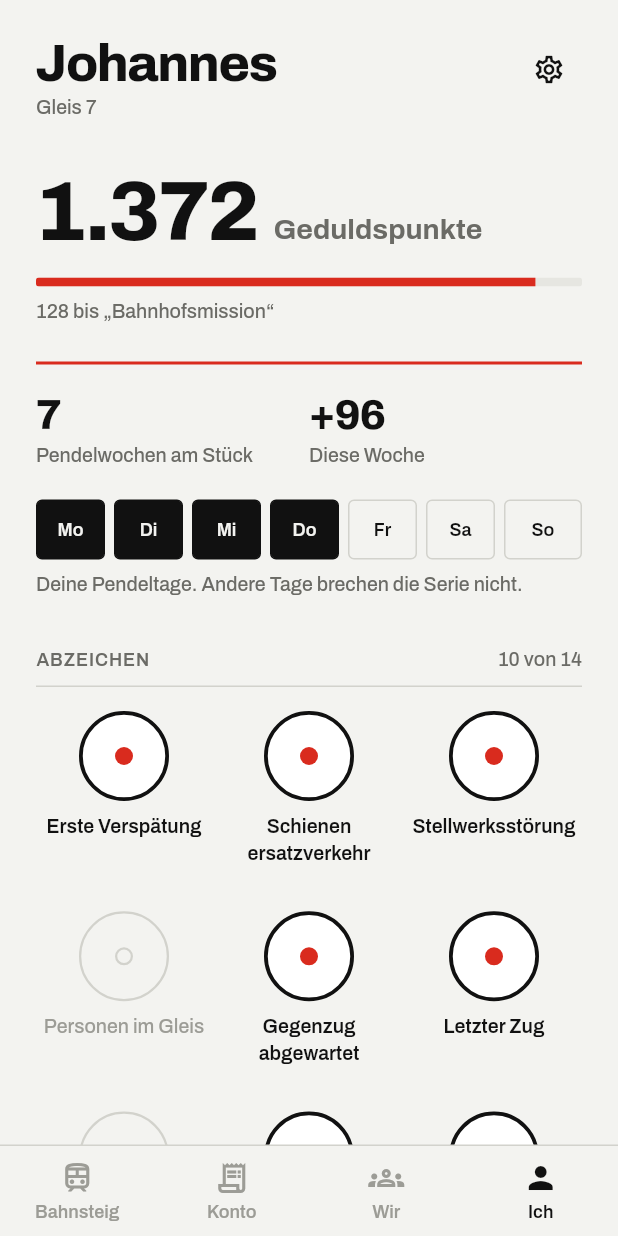
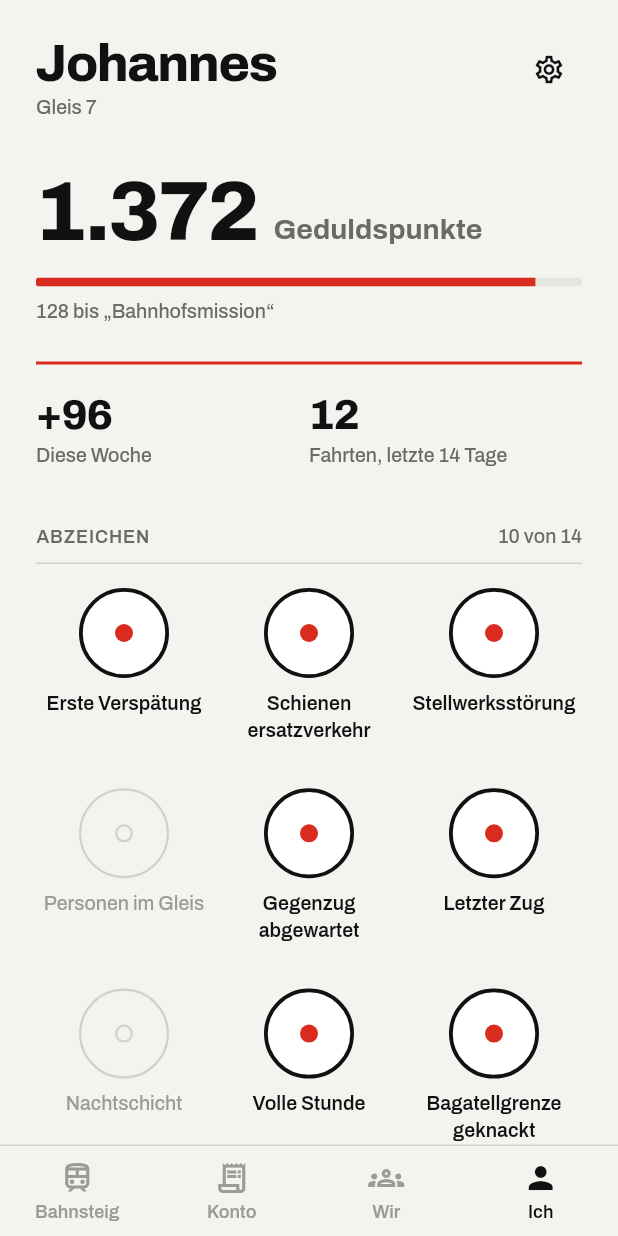
Before and after one commit to johannesfritsch/verspaetomat, a Flutter app: the IchScreen screen opened by its route, on a phone screen of 412 x 824 dp. Run offline on Flutter 3.47's test engine with Material 3 defaults, Android fonts, the phone set to English and light mode, and no system bars; our stand-ins replace go_router, google_fonts.

Commit message:
Remove the streak feature from docs and app
No Pendelwoche, no commute days, no streak counters. Gamification
stays points, badges, boards and teams.

Co-Authored-By: Claude Fable 5.1 <noreply@anthropic.com>
Claude-Session: https://claude.ai/code/session_01BrRDG5YBzoK9vcnUTsWDKk

```diff
--- a/app/lib/mock/mock_data.dart
+++ b/app/lib/mock/mock_data.dart
@@ -677,7 +677,6 @@ class Mock {
 
   static const pointsTotal = 1372;
   static const pointsThisWeek = 96;
-  static const streakWeeks = 7;
   static const levelName = 'Gleis 7';
   static const nextLevelName = 'Bahnhofsmission';
   static const nextLevelAt = 1500;
--- a/app/lib/screens/community/community_widgets.dart
+++ b/app/lib/screens/community/community_widgets.dart
@@ -333,41 +333,6 @@ class ChoiceRow extends StatelessWidget {
   }
 }
 
-/// Weekday chips Mo–So, some selected.
-class WeekdayChips extends StatelessWidget {
-  const WeekdayChips({super.key, required this.selected, required this.onToggle});
-  final Set<int> selected;
-  final ValueChanged<int> onToggle;
-
-  @override
-  Widget build(BuildContext context) {
-    return Row(
-      children: [
-        for (var d = 1; d <= 7; d++)
-          Expanded(
-            child: Padding(
-              padding: EdgeInsets.only(right: d == 7 ? 0 : 6),
-              child: InkWell(
-                onTap: () => onToggle(d),
-                borderRadius: BorderRadius.circular(4),
-                child: Container(
-                  height: 40,
-                  decoration: BoxDecoration(
-                    color: selected.contains(d) ? VColors.ink : Colors.transparent,
-                    border: Border.all(color: selected.contains(d) ? VColors.ink : VColors.rule),
-                    borderRadius: BorderRadius.circular(4),
-                  ),
-                  alignment: Alignment.center,
-                  child: Text(Mock.weekdayNames[d - 1], style: VText.tab.copyWith(color: selected.contains(d) ? VColors.paper : VColors.ink)),
-                ),
-              ),
-            ),
-          ),
-      ],
-    );
-  }
-}
-
 void showSnack(BuildContext context, String text) {
   ScaffoldMessenger.of(context)
     ..hideCurrentSnackBar()
--- a/app/lib/screens/community/einstellungen_screen.dart
+++ b/app/lib/screens/community/einstellungen_screen.dart
@@ -45,12 +45,6 @@ class _EinstellungenScreenState extends State<EinstellungenScreen> {
             chevron: true,
             onTap: () => _pickNgo(context, state),
           ),
-          const VGap.m(),
-          Text('Meine Pendeltage', style: VText.bodyStrong),
-          const SizedBox(height: 4),
-          Text('Nur diese Tage zählen für die Pendelwoche.', style: VText.caption),
-          const VGap.s(),
-          WeekdayChips(selected: state.commuteDays, onToggle: state.toggleCommuteDay),
           const VGap.xl(),
           const VSection('Bahnsteig-Hinweis'),
           SwitchRow(
--- a/app/lib/screens/community/ich_screen.dart
+++ b/app/lib/screens/community/ich_screen.dart
@@ -3,18 +3,16 @@ import 'package:go_router/go_router.dart';
 
 import '../../mock/mock_data.dart';
 import '../../router.dart';
-import '../../state/demo_state.dart';
 import '../../theme/tokens.dart';
 import '../../widgets/kit.dart';
 import 'community_widgets.dart';
 
-/// Ich: level, streak, badges, statistics, teams.
+/// Ich: level, badges, statistics, teams.
 class IchScreen extends StatelessWidget {
   const IchScreen({super.key});
 
   @override
   Widget build(BuildContext context) {
-    final state = DemoScope.of(context);
     final rides = Mock.rides;
     final delayed = rides.where((r) => r.delay > 0).toList();
     final avg = delayed.isEmpty ? 0 : (delayed.fold(0, (s, r) => s + r.delay) / delayed.length).round();
@@ -59,14 +57,10 @@ class IchScreen extends StatelessWidget {
           Row(
             crossAxisAlignment: CrossAxisAlignment.end,
             children: [
-              Expanded(child: BigFigure(value: '${Mock.streakWeeks}', label: 'Pendelwochen am Stück')),
               Expanded(child: BigFigure(value: '+${Mock.pointsThisWeek}', label: 'Diese Woche')),
+              Expanded(child: BigFigure(value: '${Mock.rides.length}', label: 'Fahrten, letzte 14 Tage')),
             ],
           ),
-          const VGap.m(),
-          WeekdayChips(selected: state.commuteDays, onToggle: state.toggleCommuteDay),
-          const SizedBox(height: 8),
-          Text('Deine Pendeltage. Andere Tage brechen die Serie nicht.', style: VText.caption),
           const VGap.xl(),
           VSection('Abzeichen', trailing: Text('$earned von ${Mock.badges.length}', style: VText.caption)),
           const VGap.s(),
--- a/app/lib/state/demo_state.dart
+++ b/app/lib/state/demo_state.dart
@@ -18,7 +18,6 @@ class DemoState extends ChangeNotifier {
   bool showOnBoards = true;
   bool keepCorrespondence = false;
   bool offline = false;
-  Set<int> commuteDays = {1, 2, 3, 4}; // Mo–Do
 
   Ngo get ngo => Mock.ngoById(ngoId);
 
@@ -54,15 +53,6 @@ class DemoState extends ChangeNotifier {
 
   void setKeepCorrespondence(bool v) {
     keepCorrespondence = v;
-    notifyListeners();
-  }
-
-  void toggleCommuteDay(int weekday) {
-    if (commuteDays.contains(weekday)) {
-      commuteDays.remove(weekday);
-    } else {
-      commuteDays.add(weekday);
-    }
     notifyListeners();
   }
 
```
Also changed, not shown: 3 other files.
